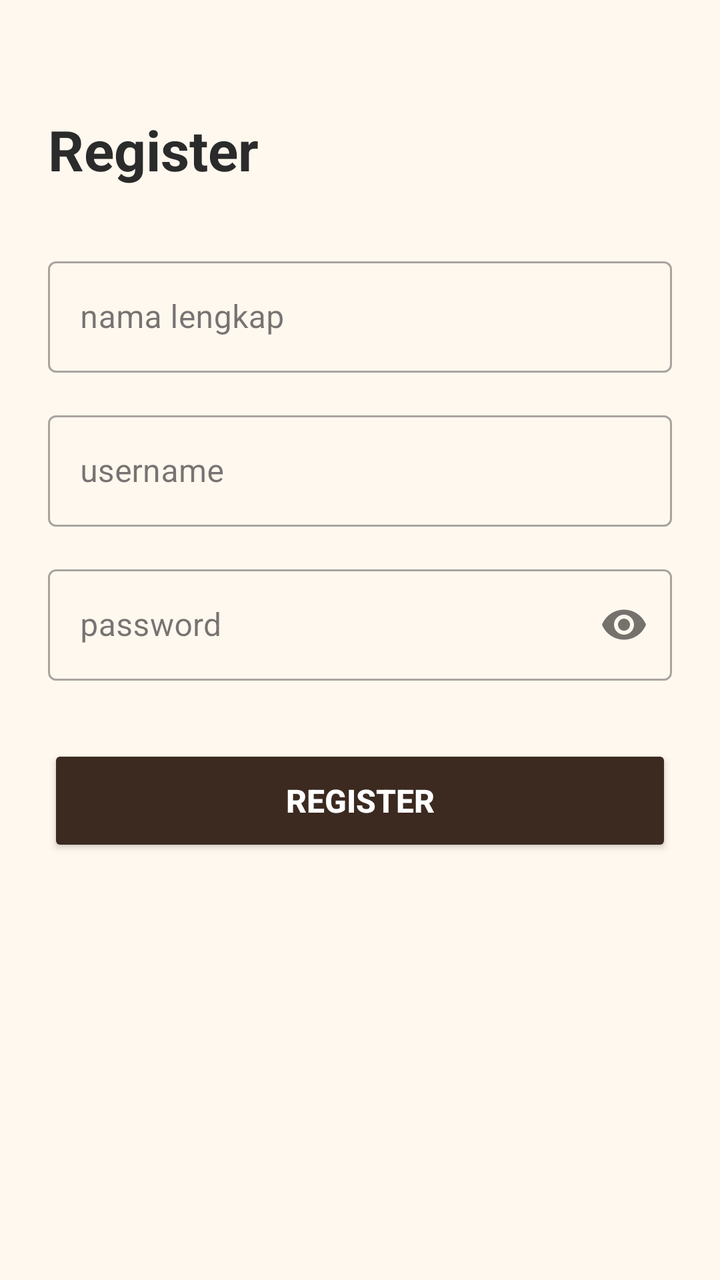
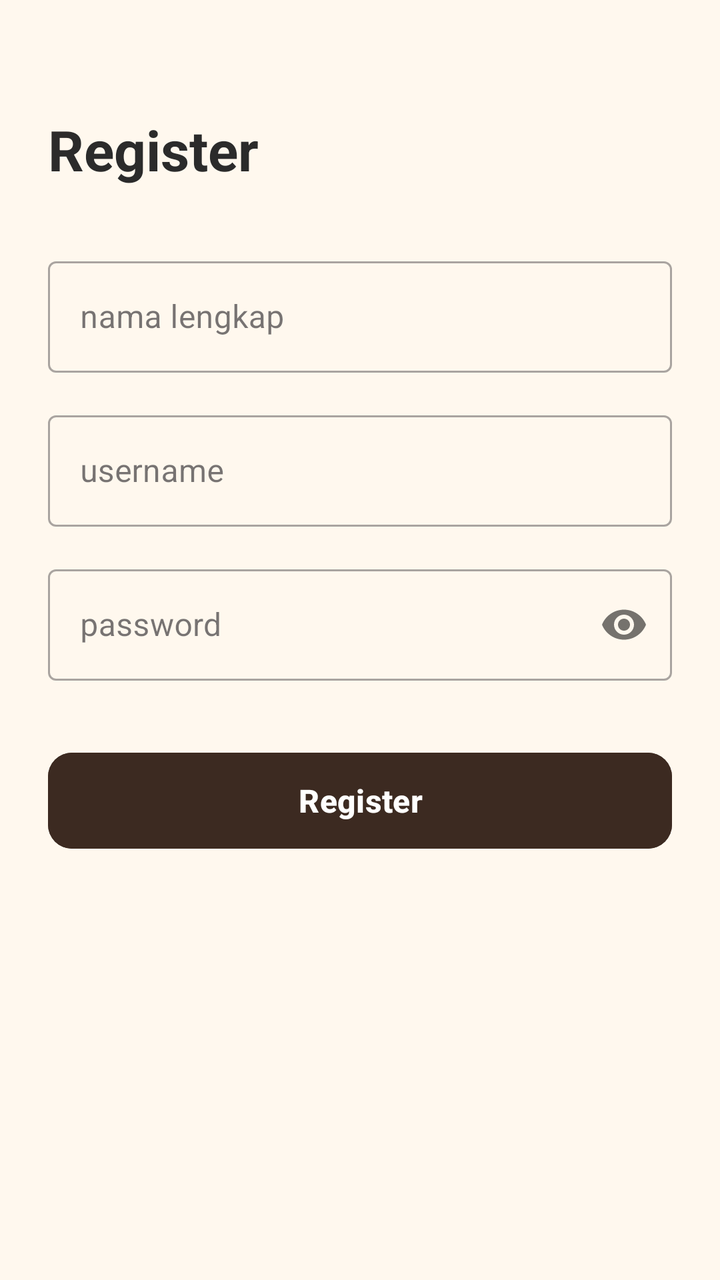

Compare the two renders of this Android layout. The source of the first and the diff that turns it into the second are given below.
<!-- AndroidManifest.xml: application theme Theme.KopiDanNyemil -->
<!-- res/layout/activity_register.xml -->
<?xml version="1.0" encoding="utf-8"?>
<LinearLayout xmlns:android="http://schemas.android.com/apk/res/android"
    xmlns:app="http://schemas.android.com/apk/res-auto"
    android:layout_width="match_parent"
    android:layout_height="match_parent"
    android:background="@color/cream_bg"
    android:orientation="vertical"
    android:padding="24dp">

    <TextView
        android:layout_width="wrap_content"
        android:layout_height="wrap_content"
        android:layout_marginTop="32dp"
        android:text="Register"
        android:textColor="@color/text_dark"
        android:textSize="28sp"
        android:textStyle="bold"
        android:layout_marginBottom="32dp" />

    <com.google.android.material.textfield.TextInputLayout
        android:layout_width="match_parent"
        android:layout_height="wrap_content"
        android:layout_marginBottom="16dp"
        style="@style/Widget.MaterialComponents.TextInputLayout.OutlinedBox">

        <com.google.android.material.textfield.TextInputEditText
            android:id="@+id/etNamaLengkap"
            android:layout_width="match_parent"
            android:layout_height="wrap_content"
            android:hint="nama lengkap"
            android:inputType="textPersonName" />
    </com.google.android.material.textfield.TextInputLayout>

    <com.google.android.material.textfield.TextInputLayout
        android:layout_width="match_parent"
        android:layout_height="wrap_content"
        android:layout_marginBottom="16dp"
        style="@style/Widget.MaterialComponents.TextInputLayout.OutlinedBox">

        <com.google.android.material.textfield.TextInputEditText
            android:id="@+id/etUsernameReg"
            android:layout_width="match_parent"
            android:layout_height="wrap_content"
            android:hint="username"
            android:inputType="text" />
    </com.google.android.material.textfield.TextInputLayout>

    <com.google.android.material.textfield.TextInputLayout
        android:layout_width="match_parent"
        android:layout_height="wrap_content"
        android:layout_marginBottom="32dp"
        app:passwordToggleEnabled="true"
        style="@style/Widget.MaterialComponents.TextInputLayout.OutlinedBox">

        <com.google.android.material.textfield.TextInputEditText
            android:id="@+id/etPasswordReg"
            android:layout_width="match_parent"
            android:layout_height="wrap_content"
            android:hint="password"
            android:inputType="textPassword" />
    </com.google.android.material.textfield.TextInputLayout>

    <Button
        android:id="@+id/btnRegisterSubmit"
        android:layout_width="match_parent"
        android:layout_height="56dp"
        android:backgroundTint="@color/coffee_dark"
        android:text="Register"
        android:textColor="@color/white"
        android:textSize="16sp"
        android:textStyle="bold"
        app:cornerRadius="12dp" />

</LinearLayout>
<!-- resources referenced by this layout -->
<resources>
  <color name="coffee_dark">#3C2A21</color>
  <color name="cream_bg">#FFF8EE</color>
  <color name="text_dark">#2B2B2B</color>
  <color name="white">#FFFFFFFF</color>
  <style name="Theme.KopiDanNyemil" parent="Base.Theme.KopiDanNyemil" />
  <style name="Base.Theme.KopiDanNyemil" parent="Theme.Material3.DayNight.NoActionBar">
          <item name="android:windowBackground">@color/cream_bg</item>
          <item name="colorPrimary">@color/coffee_dark</item>
      </style>
</resources>

<!-- the commit's change to res/layout/activity_register.xml (unified diff, before → after) -->
@@ -60,7 +60,7 @@
             android:inputType="textPassword" />
     </com.google.android.material.textfield.TextInputLayout>
 
-    <Button
+    <com.google.android.material.button.MaterialButton
         android:id="@+id/btnRegisterSubmit"
         android:layout_width="match_parent"
         android:layout_height="56dp"
